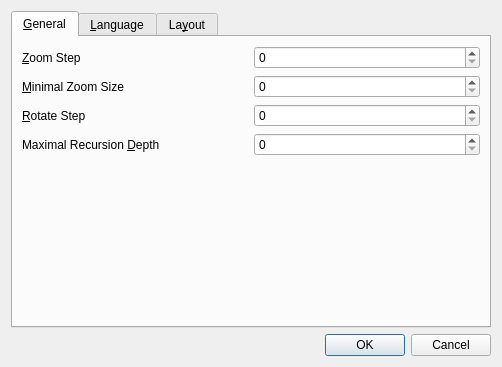
First picture: the form in src/preferencesdialog.ui, repository formetcs/ppview, before the edit.
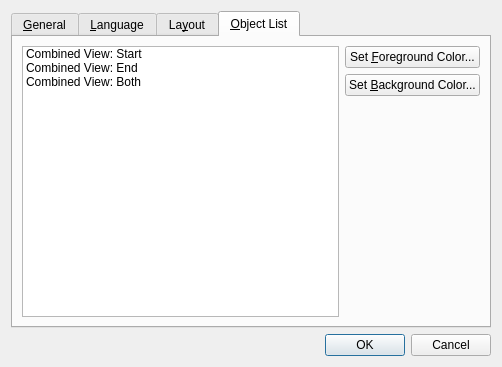
Second picture: the form after the edit. The open tabs and pages were chosen to show the change.

Commit message: Preferences Dialog Part 2

What changed in the file:
```diff
--- a/src/preferencesdialog.ui
+++ b/src/preferencesdialog.ui
@@ -285,6 +285,63 @@
        </item>
       </layout>
      </widget>
+     <widget class="QWidget" name="tabObjectList">
+      <attribute name="title">
+       <string>&amp;Object List</string>
+      </attribute>
+      <layout class="QHBoxLayout" name="horizontalLayout_11">
+       <item>
+        <widget class="QListWidget" name="listWidgetObjectListItems">
+         <item>
+          <property name="text">
+           <string>Combined View: Start</string>
+          </property>
+         </item>
+         <item>
+          <property name="text">
+           <string>Combined View: End</string>
+          </property>
+         </item>
+         <item>
+          <property name="text">
+           <string>Combined View: Both</string>
+          </property>
+         </item>
+        </widget>
+       </item>
+       <item>
+        <layout class="QVBoxLayout" name="verticalLayout_5">
+         <item>
+          <widget class="QPushButton" name="pushButtonSetForegroundColor">
+           <property name="text">
+            <string>Set &amp;Foreground Color...</string>
+           </property>
+          </widget>
+         </item>
+         <item>
+          <widget class="QPushButton" name="pushButtonSetBackgroundColor">
+           <property name="text">
+            <string>Set &amp;Background Color...</string>
+           </property>
+          </widget>
+         </item>
+         <item>
+          <spacer name="verticalSpacer_4">
+           <property name="orientation">
+            <enum>Qt::Vertical</enum>
+           </property>
+           <property name="sizeHint" stdset="0">
+            <size>
+             <width>20</width>
+             <height>40</height>
+            </size>
+           </property>
+          </spacer>
+         </item>
+        </layout>
+       </item>
+      </layout>
+     </widget>
     </widget>
    </item>
    <item>
```
The commit also changes 3 other files.
